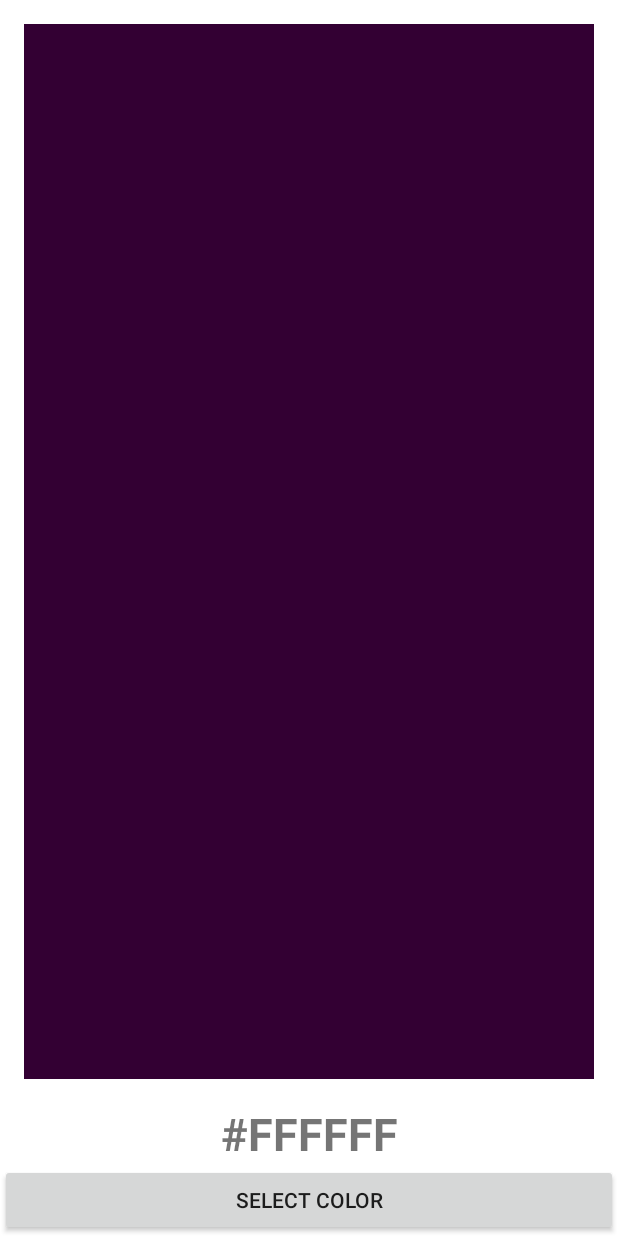
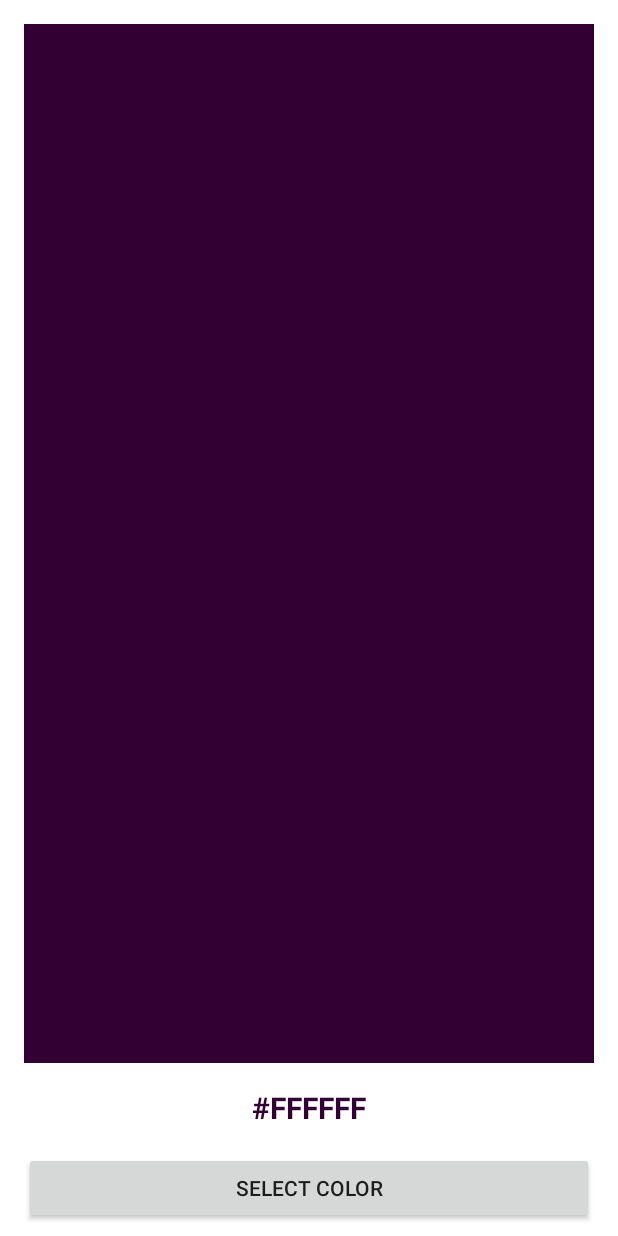
Before and after one commit to vaginessa/foco.lite, an Android app: the layout fragment_edit_cover_color.xml on its own in the app's theme, with its tools: preview values and no code run, on a phone screen of 412 x 824 dp. Run offline under Robolectric (Android 15) with nearby library versions, the phone set to English and light mode, and no system bars.

Commit message:
implement edit cover color feature

```diff
--- a/Foco/app/src/main/java/io/github/nfdz/foco/ui/dialogs/CreateDocDialog.java
+++ b/Foco/app/src/main/java/io/github/nfdz/foco/ui/dialogs/CreateDocDialog.java
@@ -58,6 +58,5 @@ public class CreateDocDialog {
                 positiveButton.setEnabled(s.length() > 0);
             }
         });
-
     }
 }
--- a/Foco/app/src/main/java/io/github/nfdz/foco/ui/dialogs/EditDocDialog.java
+++ b/Foco/app/src/main/java/io/github/nfdz/foco/ui/dialogs/EditDocDialog.java
@@ -174,6 +174,11 @@ public class EditDocDialog extends DialogFragment {
             mSampleView.setBackgroundColor(mColor);
         }
 
+        @OnClick(R.id.edit_cover_color_sample)
+        public void onSampleClick() {
+            onSelectColorClick();
+        }
+
         @OnClick(R.id.edit_cover_color_button)
         public void onSelectColorClick() {
             final ColorPicker cp = new ColorPicker(getActivity(),
--- /dev/null
+++ b/Foco/app/src/main/res/layout-land/fragment_edit_cover_color.xml
@@ -0,0 +1,54 @@
+<?xml version="1.0" encoding="utf-8"?>
+<LinearLayout xmlns:android="http://schemas.android.com/apk/res/android"
+    xmlns:tools="http://schemas.android.com/tools"
+    android:orientation="horizontal"
+    android:layout_width="wrap_content"
+    android:layout_height="match_parent">
+
+    <View
+        android:id="@+id/edit_cover_color_sample"
+        android:layout_width="0dp"
+        android:layout_height="match_parent"
+        android:layout_weight="1"
+        android:layout_marginTop="16dp"
+        android:layout_marginLeft="8dp"
+        android:layout_marginRight="8dp"
+        android:layout_marginBottom="8dp"
+        android:background="@color/colorAccent"/>
+
+    <LinearLayout
+        android:layout_width="wrap_content"
+        android:layout_height="match_parent"
+        android:orientation="vertical"
+        android:gravity="center">
+
+        <TextView
+            android:id="@+id/edit_cover_color_text"
+            android:layout_width="match_parent"
+            android:layout_height="wrap_content"
+            tools:text="#FFFFFF"
+            android:textSize="20dp"
+            android:textAllCaps="true"
+            android:gravity="center"
+            android:textColor="@color/colorAccent"
+            android:layout_gravity="center"
+            android:layout_marginTop="8dp"
+            android:layout_marginLeft="6dp"
+            android:layout_marginRight="8dp"
+            android:layout_marginBottom="4dp"
+            android:textStyle="bold"/>
+
+        <Button
+            android:id="@+id/edit_cover_color_button"
+            android:layout_width="match_parent"
+            android:layout_height="wrap_content"
+            android:layout_gravity="center"
+            android:layout_marginTop="4dp"
+            android:layout_marginLeft="6dp"
+            android:layout_marginRight="8dp"
+            android:layout_marginBottom="8dp"
+            android:text="Select color"/>
+
+    </LinearLayout>
+
+</LinearLayout>
--- a/Foco/app/src/main/res/layout/dialog_edit_doc.xml
+++ b/Foco/app/src/main/res/layout/dialog_edit_doc.xml
@@ -30,6 +30,7 @@
             android:id="@+id/dialog_edit_doc_cancel"
             android:layout_width="wrap_content"
             android:layout_height="wrap_content"
+            android:textColor="@color/colorAccent"
             android:background="?android:attr/selectableItemBackground"
             android:text="@android:string/cancel"/>
 
@@ -37,6 +38,7 @@
             android:id="@+id/dialog_edit_doc_ok"
             android:layout_width="wrap_content"
             android:layout_height="wrap_content"
+            android:textColor="@color/colorAccent"
             android:background="?android:attr/selectableItemBackground"
             android:text="@android:string/ok"/>
 
--- a/Foco/app/src/main/res/layout/fragment_edit_cover_color.xml
+++ b/Foco/app/src/main/res/layout/fragment_edit_cover_color.xml
@@ -10,7 +10,10 @@
         android:layout_width="match_parent"
         android:layout_height="0dp"
         android:layout_weight="1"
-        android:layout_margin="16dp"
+        android:layout_marginTop="16dp"
+        android:layout_marginLeft="16dp"
+        android:layout_marginRight="16dp"
+        android:layout_marginBottom="8dp"
         android:background="@color/colorAccent"/>
 
     <TextView
@@ -18,10 +21,15 @@
         android:layout_width="match_parent"
         android:layout_height="wrap_content"
         tools:text="#FFFFFF"
-        android:textSize="30dp"
+        android:textSize="20dp"
         android:textAllCaps="true"
         android:gravity="center"
+        android:textColor="@color/colorAccent"
         android:layout_gravity="center"
+        android:layout_marginTop="8dp"
+        android:layout_marginLeft="16dp"
+        android:layout_marginRight="16dp"
+        android:layout_marginBottom="8dp"
         android:textStyle="bold"/>
 
     <Button
@@ -29,6 +37,10 @@
         android:layout_width="match_parent"
         android:layout_height="wrap_content"
         android:layout_gravity="center"
+        android:layout_marginTop="8dp"
+        android:layout_marginLeft="16dp"
+        android:layout_marginRight="16dp"
+        android:layout_marginBottom="8dp"
         android:text="Select color"/>
 
 </LinearLayout>
```
